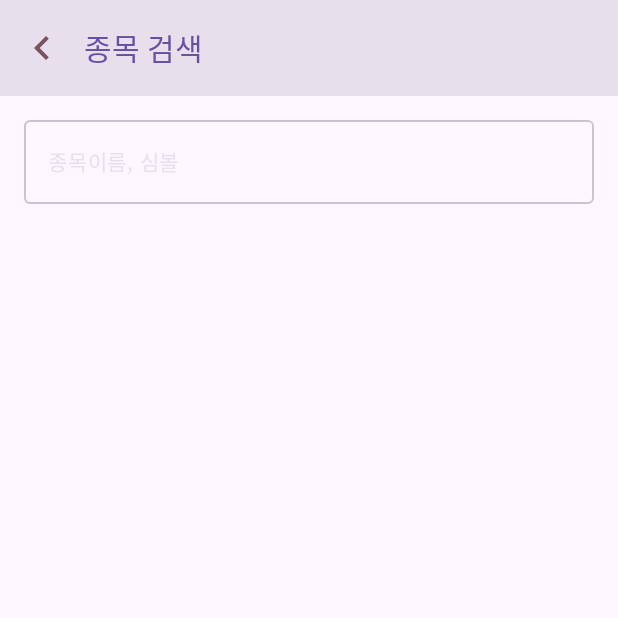
After one commit to seirion/true-project, an Android app built with Jetpack Compose: the fragment StockSearchFragment placed in its activity, on a phone screen of 412 x 824 dp, the top half of it. The commit adds this screen. Run offline under Robolectric (Android 15) with nearby library versions, the phone set to English and light mode, and no system bars; our stand-ins replace Dagger/Hilt's generated code, Firebase (no records; nobody signed in at launch, a user with empty details on screens opened directly); libraries missing offline, so code that uses them is left out: com.amplitude.api; 1 statement that could not run was skipped.

Commit message:
검색 화면 - 이름이나 코드로 검색

```diff
--- a/app/src/main/java/com/trueedu/project/MainActivity.kt
+++ b/app/src/main/java/com/trueedu/project/MainActivity.kt
@@ -38,6 +38,7 @@ import com.trueedu.project.ui.ranking.VolumeRankingFragment
 import com.trueedu.project.ui.theme.TrueProjectTheme
 import com.trueedu.project.ui.topbar.MainTopBar
 import com.trueedu.project.ui.views.SettingFragment
+import com.trueedu.project.ui.views.StockSearchFragment
 import com.trueedu.project.ui.views.home.AccountInfo
 import com.trueedu.project.ui.views.home.EmptyHome
 import com.trueedu.project.ui.views.home.ForceUpdateView
@@ -115,6 +116,7 @@ class MainActivity : AppCompatActivity() {
                         MainTopBar(
                             vm.accountNum.value,
                             ::onUserInfo,
+                            ::onSearch,
                             ::onSetting
                         )
                     },
@@ -159,6 +161,11 @@ class MainActivity : AppCompatActivity() {
     private fun onUserInfo() {
         trueAnalytics.clickButton("home__user_info__click")
         AppKeyInputFragment.show(supportFragmentManager)
+    }
+
+    private fun onSearch() {
+        trueAnalytics.clickButton("home__stock_search__click")
+        StockSearchFragment.show(supportFragmentManager)
     }
 
     private fun onSetting() {
--- a/app/src/main/java/com/trueedu/project/repository/FirebaseRealtimeDatabase.kt
+++ b/app/src/main/java/com/trueedu/project/repository/FirebaseRealtimeDatabase.kt
@@ -73,6 +73,7 @@ class FirebaseRealtimeDatabase @Inject constructor(
     }
 
     suspend fun loadStocks(): Pair<Int, Map<String, StockInfo>> {
+        Log.d(TAG, "loadStocks()")
         try {
             val snapshot = stocksRef.get().await()
             val lastUpdatedAt = snapshot.child("lastUpdatedAt").getValue(Int::class.java)
--- a/app/src/main/java/com/trueedu/project/ui/topbar/ProjectTopBar.kt
+++ b/app/src/main/java/com/trueedu/project/ui/topbar/ProjectTopBar.kt
@@ -3,6 +3,7 @@ package com.trueedu.project.ui.topbar
 import androidx.compose.foundation.clickable
 import androidx.compose.material.icons.Icons
 import androidx.compose.material.icons.outlined.AccountCircle
+import androidx.compose.material.icons.outlined.Search
 import androidx.compose.material.icons.outlined.Settings
 import androidx.compose.material3.ExperimentalMaterial3Api
 import androidx.compose.material3.MaterialTheme
@@ -23,6 +24,7 @@ import com.trueedu.project.ui.common.TouchIcon32
 fun MainTopBar(
     accountNum: String = "74341523-01",
     onUserInfoClick: () -> Unit = {},
+    onSearchClick: () -> Unit = {},
     onSettingClick: () -> Unit = {}
 ) {
     val title = accountNum.ifEmpty {
@@ -33,6 +35,7 @@ fun MainTopBar(
             TouchIcon32(Icons.Outlined.AccountCircle, onUserInfoClick)
         },
         actions = {
+            TouchIcon32(Icons.Outlined.Search, onSearchClick)
             TouchIcon32(Icons.Outlined.Settings, onSettingClick)
         },
         title = { TopBarTitle(title, onUserInfoClick) },
--- /dev/null
+++ b/app/src/main/java/com/trueedu/project/ui/views/StockSearchFragment.kt
@@ -0,0 +1,58 @@
+package com.trueedu.project.ui.views
+
+import android.os.Bundle
+import androidx.compose.foundation.background
+import androidx.compose.foundation.layout.Column
+import androidx.compose.foundation.layout.fillMaxSize
+import androidx.compose.foundation.layout.padding
+import androidx.compose.material3.MaterialTheme
+import androidx.compose.material3.Scaffold
+import androidx.compose.runtime.Composable
+import androidx.compose.ui.Modifier
+import androidx.fragment.app.FragmentManager
+import androidx.fragment.app.viewModels
+import com.trueedu.project.R
+import com.trueedu.project.ui.BaseFragment
+import com.trueedu.project.ui.common.BackTitleTopBar
+import com.trueedu.project.ui.views.search.SearchBar
+import com.trueedu.project.ui.views.search.SearchList
+import dagger.hilt.android.AndroidEntryPoint
+
+@AndroidEntryPoint
+class StockSearchFragment: BaseFragment() {
+    companion object {
+        fun show(
+            fragmentManager: FragmentManager
+        ): StockSearchFragment {
+            val fragment = StockSearchFragment()
+            fragment.show(fragmentManager, "stock-search")
+            return fragment
+        }
+    }
+
+    private val vm by viewModels<StockSearchViewModel>()
+
+    override fun onCreate(savedInstanceState: Bundle?) {
+        super.onCreate(savedInstanceState)
+        setStyle(STYLE_NORMAL, R.style.FullScreenSheetKeyboardDialogTheme)
+    }
+
+    @Composable
+    override fun BodyScreen() {
+        Scaffold(
+            topBar = { BackTitleTopBar("종목 검색", ::dismissAllowingStateLoss) },
+            modifier = Modifier
+                .fillMaxSize()
+                .background(color = MaterialTheme.colorScheme.background),
+        ) { innerPadding ->
+            Column(
+                modifier = Modifier
+                    .fillMaxSize()
+                    .padding(innerPadding)
+            ) {
+                SearchBar(searchText = vm.searchInput) {}
+                SearchList(vm.searchResult.value)
+            }
+        }
+    }
+}
--- /dev/null
+++ b/app/src/main/java/com/trueedu/project/ui/views/StockSearchViewModel.kt
@@ -0,0 +1,71 @@
+package com.trueedu.project.ui.views
+
+import androidx.compose.runtime.mutableStateOf
+import androidx.compose.runtime.snapshotFlow
+import androidx.lifecycle.ViewModel
+import androidx.lifecycle.viewModelScope
+import com.trueedu.project.data.StockPool
+import com.trueedu.project.model.dto.StockInfo
+import dagger.hilt.android.lifecycle.HiltViewModel
+import kotlinx.coroutines.FlowPreview
+import kotlinx.coroutines.flow.collectLatest
+import kotlinx.coroutines.flow.debounce
+import kotlinx.coroutines.launch
+import javax.inject.Inject
+
+@OptIn(FlowPreview::class)
+@HiltViewModel
+class StockSearchViewModel @Inject constructor(
+    private val stockPool: StockPool,
+): ViewModel() {
+
+    companion object {
+        private val TAG = StockSearchViewModel::class.java.simpleName
+    }
+
+    val searchInput = mutableStateOf("")
+    val searchResult = mutableStateOf<List<StockInfo>>(emptyList())
+    val loading = mutableStateOf(true)
+
+    init {
+
+        viewModelScope.launch {
+            launch {
+                snapshotFlow { stockPool.status.value }
+                    .collect { status ->
+                        when (status) {
+                            StockPool.Status.LOADING -> {
+                            }
+
+                            StockPool.Status.SUCCESS -> {
+                                loading.value = false
+                            }
+
+                            StockPool.Status.UPDATING -> {
+                            }
+
+                            StockPool.Status.FAIL -> {
+                            }
+                        }
+                    }
+            }
+
+            launch {
+                snapshotFlow { searchInput.value }
+                    .debounce(300)
+                    .collectLatest {
+                        if (it.isEmpty()) {
+                            searchResult.value = emptyList()
+                        } else {
+                            val result = stockPool.search(it)
+                            searchResult.value = result
+                        }
+                    }
+            }
+        }
+    }
+
+    fun updateStocks() {
+        stockPool.updateStocks()
+    }
+}
--- /dev/null
+++ b/app/src/main/java/com/trueedu/project/ui/views/search/SearchViews.kt
@@ -0,0 +1,110 @@
+package com.trueedu.project.ui.views.search
+
+import androidx.compose.foundation.layout.Row
+import androidx.compose.foundation.layout.fillMaxSize
+import androidx.compose.foundation.layout.fillMaxWidth
+import androidx.compose.foundation.layout.height
+import androidx.compose.foundation.layout.padding
+import androidx.compose.foundation.lazy.LazyColumn
+import androidx.compose.foundation.lazy.itemsIndexed
+import androidx.compose.foundation.lazy.rememberLazyListState
+import androidx.compose.foundation.text.KeyboardActions
+import androidx.compose.foundation.text.KeyboardOptions
+import androidx.compose.material.icons.Icons
+import androidx.compose.material.icons.filled.Close
+import androidx.compose.material3.ExperimentalMaterial3Api
+import androidx.compose.material3.Icon
+import androidx.compose.material3.IconButton
+import androidx.compose.material3.MaterialTheme
+import androidx.compose.material3.OutlinedTextField
+import androidx.compose.material3.TextFieldDefaults
+import androidx.compose.runtime.Composable
+import androidx.compose.runtime.MutableState
+import androidx.compose.runtime.mutableStateOf
+import androidx.compose.ui.Alignment
+import androidx.compose.ui.Modifier
+import androidx.compose.ui.platform.LocalFocusManager
+import androidx.compose.ui.text.input.ImeAction
+import androidx.compose.ui.tooling.preview.Preview
+import androidx.compose.ui.unit.dp
+import com.trueedu.project.model.dto.StockInfo
+import com.trueedu.project.ui.common.BasicText
+
+@OptIn(ExperimentalMaterial3Api::class)
+@Preview(showBackground = true)
+@Composable
+fun SearchBar(
+    searchText: MutableState<String> = mutableStateOf(""),
+    modifier: Modifier = Modifier,
+    hint: String = "종목이름, 심볼",
+    onSearch: (String) -> Unit = {},
+) {
+    val focusManager = LocalFocusManager.current
+
+    OutlinedTextField(
+        value = searchText.value,
+        onValueChange = { searchText.value = it },
+        modifier = modifier
+            .fillMaxWidth()
+            .padding(16.dp),
+        placeholder = { BasicText(hint, 14, color = MaterialTheme.colorScheme.surfaceVariant) },
+        /*
+        leadingIcon = {
+            Icon(
+                imageVector = Icons.Default.Search,
+                contentDescription = "Search"
+            )
+        },
+         */
+        trailingIcon = {
+            if (searchText.value.isNotEmpty()) {
+                IconButton(onClick = { searchText.value = "" }) {
+                    Icon(
+                        imageVector = Icons.Default.Close,
+                        contentDescription = "Clear"
+                    )
+                }
+            }
+        },
+        keyboardOptions = KeyboardOptions(imeAction = ImeAction.Search),
+        keyboardActions = KeyboardActions(onSearch = {
+            onSearch(searchText.value)
+            focusManager.clearFocus() // Optional: Hide keyboard
+        }),
+        singleLine = true,
+        colors = TextFieldDefaults.outlinedTextFieldColors(
+            focusedBorderColor = MaterialTheme.colorScheme.outline,
+            unfocusedBorderColor = MaterialTheme.colorScheme.outlineVariant,
+        )
+    )
+}
+
+@Composable
+fun SearchList(list: List<StockInfo>) {
+    val state = rememberLazyListState()
+    LazyColumn(
+        state = state,
+        modifier = Modifier.fillMaxSize()
+    ) {
+        itemsIndexed(list, key = { _, item -> item.code }) { index, item ->
+            SearchStockItem(item)
+        }
+    }
+}
+
+@Preview
+@Composable
+fun SearchStockItem(
+    item: StockInfo = StockInfo("003456", "삼성전자", "")
+) {
+    Row(
+        verticalAlignment = Alignment.CenterVertically,
+        modifier = Modifier
+            .fillMaxWidth()
+            .height(48.dp)
+            .padding(horizontal = 16.dp)
+    ) {
+        val s = "${item.nameKr} (${item.code})"
+        BasicText(s = s, fontSize = 16, color = MaterialTheme.colorScheme.primary)
+    }
+}
```
Also changed, not shown: app/src/main/java/com/trueedu/project/data/StockPool.kt (+9 -1 lines).
